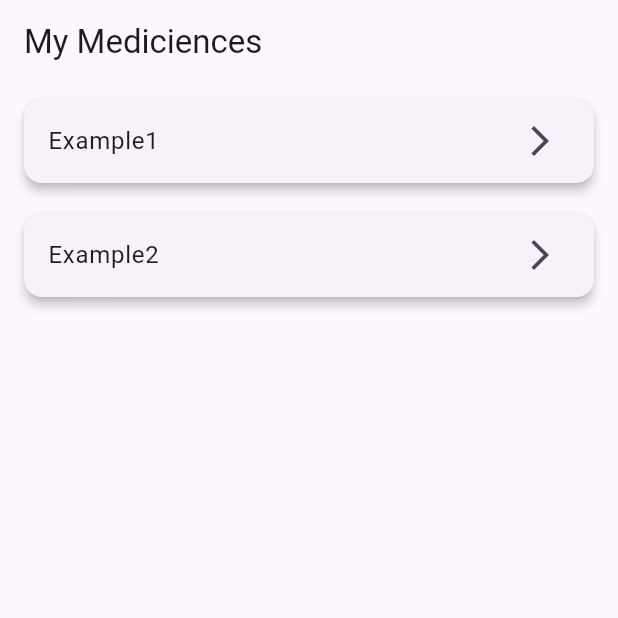
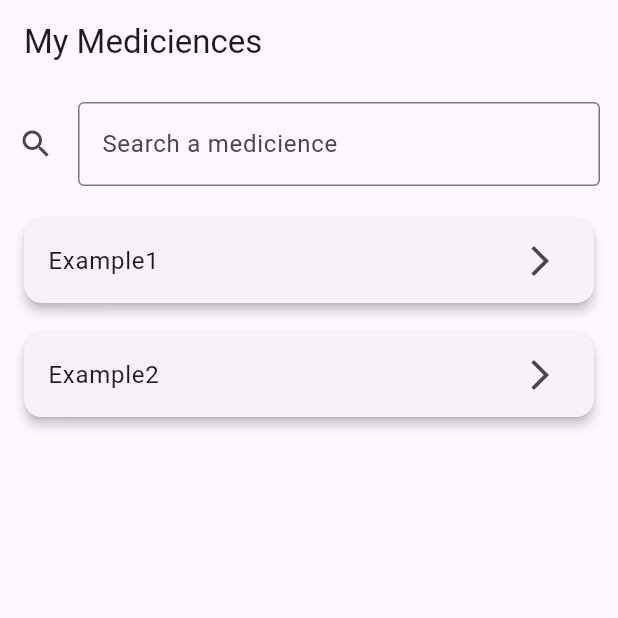
Before and after one commit to Team7466/cymed, a Flutter app: the screen it shows after launch, on a phone screen of 412 x 824 dp, the top half of it. Run offline on Flutter 3.47's test engine with Material 3 defaults, Android fonts, the phone set to English and light mode, and no system bars.

Commit message:
Arama kutusu yapıldı.

```diff
--- a/lib/main_screen.dart
+++ b/lib/main_screen.dart
@@ -16,14 +16,38 @@ class _MainScreenState extends State<MainScreen> {
   //Daha sonrasında veri tabanınından alacağız bu verileri.
   List<String> mediciences = ["Example1", "Example2"];
 
+  String searchTerm = "";
+
   @override
   Widget build(BuildContext context) {
+    List<String> filteredMediciences = mediciences.where((medicience) {
+      return medicience.toLowerCase().contains(searchTerm.toLowerCase());
+    }).toList();
+
     return Scaffold(
       appBar: AppBar(
         title: const Text("My Mediciences"),
       ), //Sayfanın en üstüne görünen kısım.
-      body: ListView.builder(
-        itemCount: mediciences.length,
+      body: Column(
+        children: [
+          Padding(
+            padding: const EdgeInsets.all(12),
+            child: TextField(
+              decoration: const InputDecoration(
+                labelText: "Search a medicience",
+                border: OutlineInputBorder(),
+                icon: Icon(Icons.search),
+              ),
+              onChanged: (value) {
+                setState(() {
+                  searchTerm = value;
+                });
+              },
+            ),
+          ),
+          Expanded(
+            child: ListView.builder(
+              itemCount: filteredMediciences.length,
               itemBuilder: (context, index) {
                 return Padding(
                   //Burada ilaçların isminin yazdığı text ile genel ilaçların olduğu kutunun
@@ -39,7 +63,7 @@ class _MainScreenState extends State<MainScreen> {
                     ),
                     elevation: 3,
                     child: ListTile(
-                title: Text(mediciences[index]),
+                      title: Text(filteredMediciences[index]),
                       trailing: const Icon(Icons.arrow_forward_ios),
                       onTap: () {
                         //Navigator.push(context, MaterialPageRoute(builder: (BuildContext context)=> const medicienceInfo))
@@ -50,6 +74,9 @@ class _MainScreenState extends State<MainScreen> {
                 );
               },
             ),
+          ),
+        ],
+      ),
     );
   }
 }
```
Lines whose indentation alone changed are shown as unchanged.
